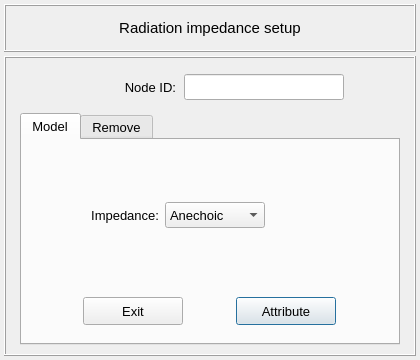
Above: pulse/interface/data/ui_files/model/setup/acoustic/radiation_impedance_input.ui from open-pulse/OpenPulse before the change. Below: the same form after it.
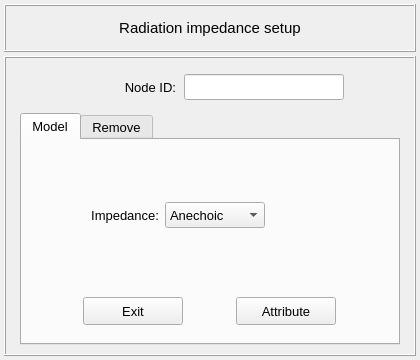
That is the form after the change.

Patch:
```diff
--- a/pulse/interface/data/ui_files/model/setup/acoustic/radiation_impedance_input.ui
+++ b/pulse/interface/data/ui_files/model/setup/acoustic/radiation_impedance_input.ui
@@ -579,7 +579,7 @@
                 <bool>false</bool>
                </property>
                <property name="default">
-                <bool>true</bool>
+                <bool>false</bool>
                </property>
               </widget>
              </item>
```
